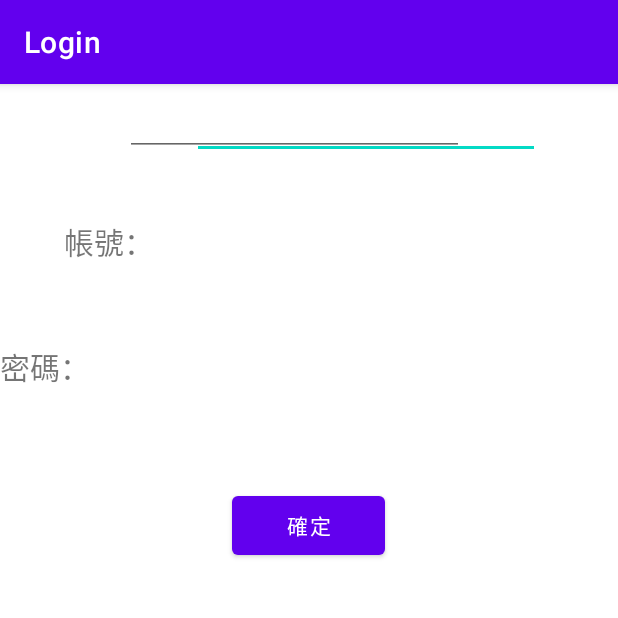
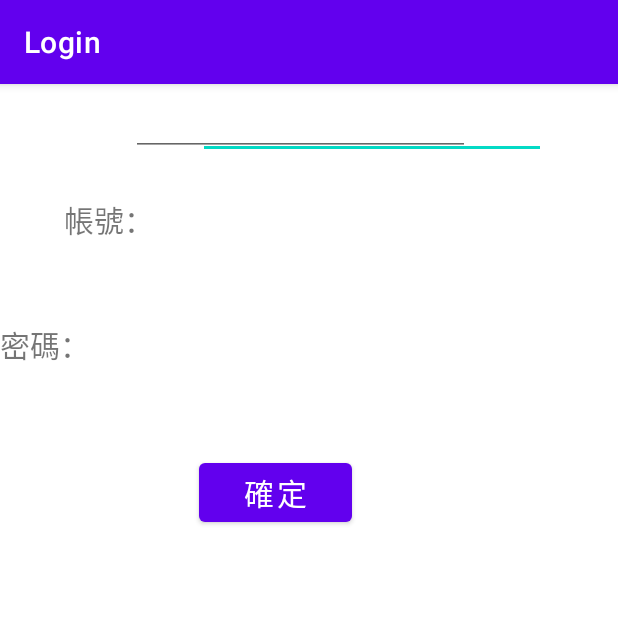
Before and after one commit to A111223035/112AndroidHW, an Android app: the screen it shows after launch (MainActivity), on a phone screen of 412 x 824 dp, the top half of it. Run offline under Robolectric (Android 15) with nearby library versions, the phone set to English and light mode, and no system bars.

Commit message:
0314登入介面

```diff
--- a/Login/app/src/main/res/layout/activity_main.xml
+++ b/Login/app/src/main/res/layout/activity_main.xml
@@ -20,11 +20,17 @@
 
 
 
+    ]]>
 
-
-
-
-    ]]>
+    <EditText
+        android:id="@+id/edtAccount"
+        android:layout_width="232dp"
+        android:layout_height="50dp"
+        android:layout_marginStart="24dp"
+        android:ems="10"
+        android:inputType="textPersonName"
+        app:layout_constraintStart_toEndOf="@+id/textView"
+        tools:layout_editor_absoluteY="73dp" />
 
     <TextView
         android:id="@+id/textView"
@@ -37,7 +43,20 @@
         app:layout_constraintLeft_toLeftOf="parent"
         app:layout_constraintRight_toRightOf="parent"
         app:layout_constraintTop_toTopOf="parent"
-        app:layout_constraintVertical_bias="0.123" />
+        app:layout_constraintVertical_bias="0.103" />
+
+    <Button
+        android:id="@+id/btnSure"
+        android:layout_width="102dp"
+        android:layout_height="51dp"
+        android:text="確定"
+        android:textSize="20sp"
+        app:layout_constraintBottom_toBottomOf="parent"
+        app:layout_constraintEnd_toEndOf="parent"
+        app:layout_constraintHorizontal_bias="0.427"
+        app:layout_constraintStart_toStartOf="parent"
+        app:layout_constraintTop_toTopOf="parent"
+        app:layout_constraintVertical_bias="0.344" />
 
     <TextView
         android:id="@+id/textView2"
@@ -47,39 +66,17 @@
         android:textSize="20sp"
         app:layout_constraintBottom_toBottomOf="parent"
         app:layout_constraintTop_toTopOf="parent"
-        app:layout_constraintVertical_bias="0.237"
+        app:layout_constraintVertical_bias="0.217"
         tools:layout_editor_absoluteX="45dp" />
-
-    <Button
-        android:id="@+id/btnSure"
-        android:layout_width="102dp"
-        android:layout_height="51dp"
-        android:text="確定"
-        app:layout_constraintBottom_toBottomOf="parent"
-        app:layout_constraintEnd_toEndOf="parent"
-        app:layout_constraintHorizontal_bias="0.498"
-        app:layout_constraintStart_toStartOf="parent"
-        app:layout_constraintTop_toTopOf="parent"
-        app:layout_constraintVertical_bias="0.375" />
-
-    <EditText
-        android:id="@+id/edtAccount"
-        android:layout_width="232dp"
-        android:layout_height="50dp"
-        android:layout_marginStart="20dp"
-        android:ems="10"
-        android:inputType="textPersonName"
-        app:layout_constraintStart_toEndOf="@+id/textView"
-        tools:layout_editor_absoluteY="90dp" />
 
     <EditText
         android:id="@+id/edtPassword"
         android:layout_width="226dp"
         android:layout_height="48dp"
-        android:layout_marginStart="20dp"
+        android:layout_marginStart="24dp"
         android:ems="10"
         android:inputType="textPassword"
         app:layout_constraintStart_toEndOf="@+id/textView2"
-        tools:layout_editor_absoluteY="190dp" />
+        tools:layout_editor_absoluteY="173dp" />
 
 </androidx.constraintlayout.widget.ConstraintLayout>
```
